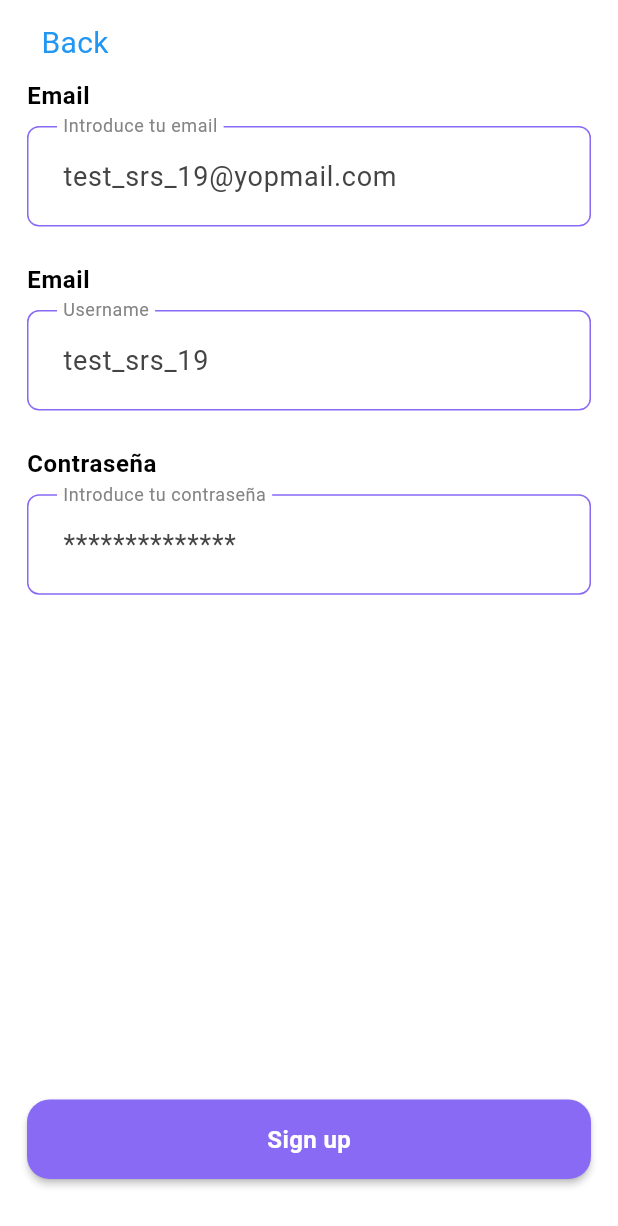
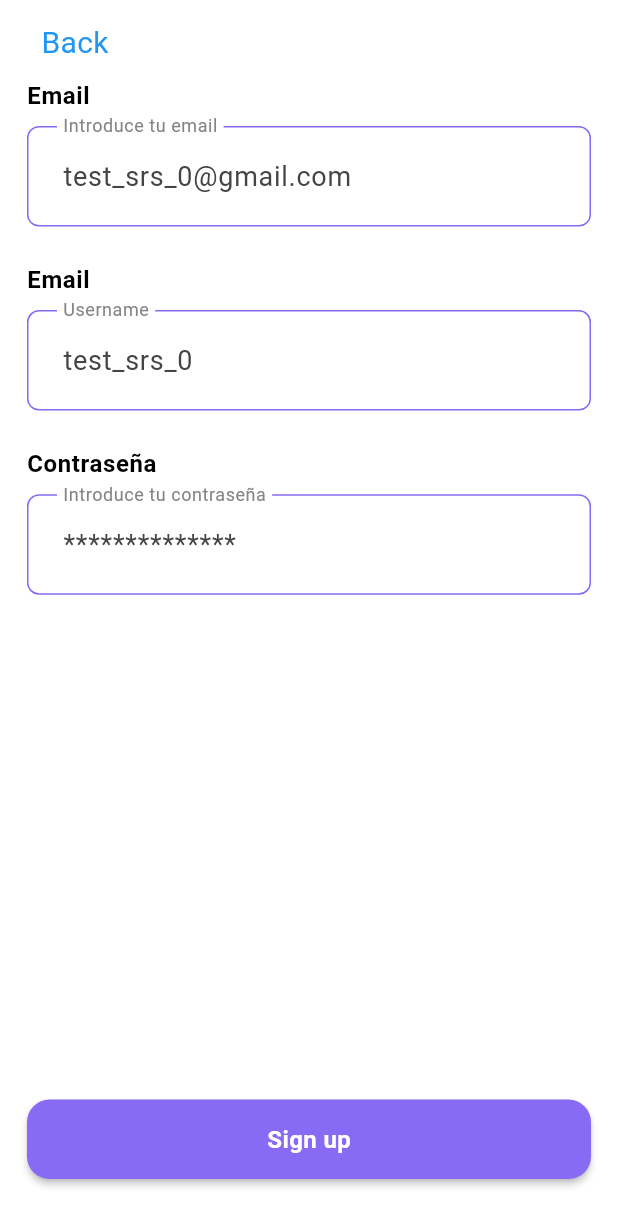
Before and after one commit to sergio-27/social_wallet, a Flutter app: the SignUpScreen screen opened by its route, on a phone screen of 412 x 824 dp. Shown: the top 1226 px of the screen. Run offline on Flutter 3.47's test engine with Material 3 defaults, Android fonts, the phone set to English and light mode, and no system bars; our stand-ins replace adaptive_dialog, bloc, clock, convert, dio, dropdown_button2 and 12 more; missing offline and left inert: flutter_appauth, flutter_inappwebview, flutter_scroll_shadow; accounts and stored records are empty; generated files the repository leaves out were written again; network calls fail; Roboto replaces fonts that are missing (TradeGothic).

Commit message:
same pending

```diff
--- a/lib/api/repositories/wallet_repository.dart
+++ b/lib/api/repositories/wallet_repository.dart
@@ -67,7 +67,7 @@ class WalletRepository {
   }) async {
     try {
       final response = await _apiService.post(
-          endpoint: ApiEndpoint.erc20(ERC20Endpoint.transfer),
+          endpoint: ApiEndpoint.erc20(ERC20Endpoint.transferFrom),
           data: reqBody.toJson(),
           converter: (response) => SendTxResponseModel.fromJson(response)
       );
--- a/lib/models/send_tx_request_model.dart
+++ b/lib/models/send_tx_request_model.dart
@@ -12,7 +12,7 @@ class SendTxRequestModel with _$SendTxRequestModel {
     int? contractSpecsId,
     required String sender,
     required int blockchainNetwork,
-    required int value,
+    required BigInt value,
     int? gasLimit,
     int? gasPrice,
     int? nonce,
--- a/lib/models/tokens_info_model.dart
+++ b/lib/models/tokens_info_model.dart
@@ -1,19 +1,21 @@
-class TokensInfoModel {
+import 'package:freezed_annotation/freezed_annotation.dart';
 
-  int    networkId;
-  String tokenName;
-  String tokenSymbol;
-  String? tokenAddress;
-  String balance;
-  bool isNative;
 
-  TokensInfoModel({
-    required this.networkId,
-    required this.tokenName,
-    required this.tokenSymbol,
-    required this.balance,
-    required this.isNative,
-    this.tokenAddress
-  });
+part 'tokens_info_model.freezed.dart';
+part 'tokens_info_model.g.dart';
 
+@freezed
+class TokensInfoModel with _$TokensInfoModel {
+  const factory TokensInfoModel({
+    required int    networkId,
+    required int    decimals,
+    required String tokenName,
+    required String tokenSymbol,
+    String? tokenAddress,
+    required String balance,
+    required bool isNative,
+}) = _TokensInfoModel;
+
+  factory TokensInfoModel.fromJson(Map<String, dynamic> json) =>
+      _$TokensInfoModelFromJson(json);
 }
--- a/lib/services/network/api_endpoint.dart
+++ b/lib/services/network/api_endpoint.dart
@@ -90,6 +90,7 @@ class ApiEndpoint {
     var path = ercApiPath;
     switch (endpoint) {
       case ERC20Endpoint.transfer: return '$path/erc20/transfer';
+      case ERC20Endpoint.transferFrom: return '$path/erc20/transferFrom';
     }
   }
 
@@ -113,7 +114,7 @@ enum CustodiedWalletEndpoint {
 }
 
 enum ERC20Endpoint {
-  transfer
+  transfer, transferFrom
 }
 
 enum SmartContractEndpoint {
--- a/lib/utils/app_constants.dart
+++ b/lib/utils/app_constants.dart
@@ -19,8 +19,8 @@ class AppConstants {
   static const String vottunApi = "https://api.vottun.tech/core/v1/";
 
   //todo pending check actions for use email already registered in vottun service
-  static const String testEmail = "test_srs_19@yopmail.com";
-  static const String testUsername = "test_srs_19";
+  static const String testEmail = "test_srs_0@gmail.com";
+  static const String testUsername = "test_srs_0";
   static const String testPassword = "Doonamis.2022!";
 
   static String getCreateWalletUrl({required String hash, required String username}) {
@@ -101,7 +101,7 @@ class AppConstants {
 
     if (isMainnet) {
       tokenList.addAll([
-        TokensInfoModel(networkId: 1, tokenName: "Ethereum Mainnet", tokenSymbol: "ETH", tokenAddress: "", balance: "", isNative: true)
+        TokensInfoModel(networkId: 1, tokenName: "Ethereum Mainnet", tokenSymbol: "ETH", tokenAddress: "", balance: "", decimals: 18, isNative: true)
       ]);
     } else {
 
@@ -112,6 +112,12 @@ class AppConstants {
     BigInt intValue = BigInt.parse(tokenBalance);
     String result = (intValue / BigInt.from(10).pow(decimals)).toStringAsFixed(2);
     return result;
+  }
+
+  static BigInt parseTokenBalanceBigInt(String tokenBalance, int decimals) {
+    BigInt intValue = BigInt.parse(tokenBalance);
+    String result = (intValue / BigInt.from(10).pow(decimals)).toStringAsFixed(0);
+    return BigInt.parse(result);
   }
 
   /*static void openAppInStore({
--- a/lib/views/screens/main/direct_payment/direct_payment_screen.dart
+++ b/lib/views/screens/main/direct_payment/direct_payment_screen.dart
@@ -336,6 +336,7 @@ class _DirectPaymentScreenState extends State<DirectPaymentScreen>
                   amountString = amountToSendResult.first.replaceFirst(RegExp(","), ".");
                 }
                 double parsedValue = double.parse(amountString);
+                //parsedValue.toInt().modPow(10, state.selectedNetwork.de)
 
                 if (parsedValue <= (double.parse(tokensInfoModel!.balance)) && parsedValue > 0.0) {
                   SendTxRequestModel sendTxRequestModel = SendTxRequestModel(
@@ -343,7 +344,7 @@ class _DirectPaymentScreenState extends State<DirectPaymentScreen>
                       sender: getKeyValueStorage().getUserAddress() ?? "",
                       blockchainNetwork: state.selectedNetwork!.id,
                       //todo change value to wei, figure it out
-                      value: 10000000000000000, //son 0.01 matic
+                      value: BigInt.from(10000000000000000), //son 0.01 matic
                       method: "transfer",
                       //check which method use
                       params: [
```
Also changed, not shown: lib/services/local_storage/key_value_storage_service.dart (+15 -5 lines), lib/views/screens/main/shared_payments/cubit/end_shared_payment_cubit.dart (+11 -0 lines), lib/views/screens/main/shared_payments/shared_payment_details_bottom_dialog.dart (+46 -9 lines), lib/views/screens/main/wallet/cubit/balance_cubit.dart (+14 -4 lines).
